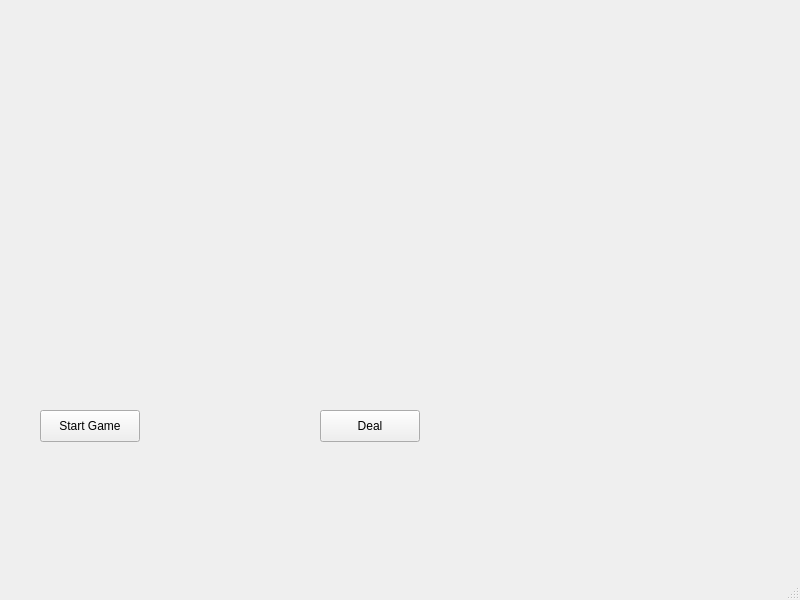
Above: mainwindow.ui from edete/BlackJack before the change. Below: the same form after it.
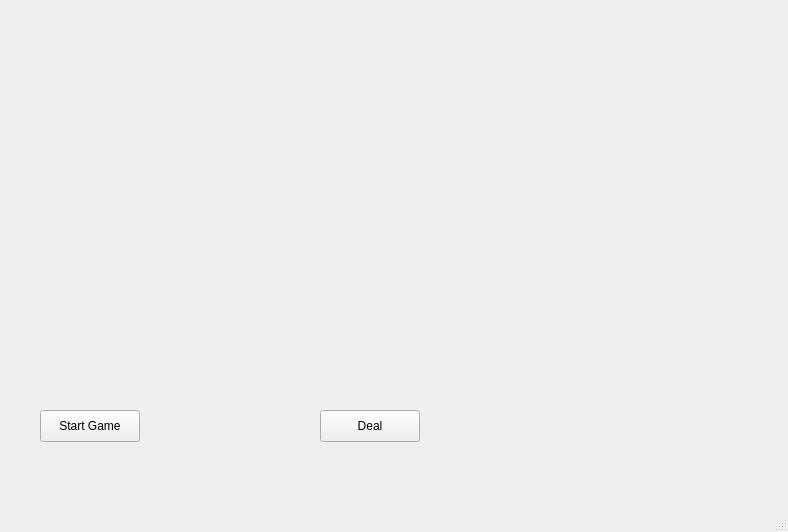
That is the form after the change. Icons and pictures are not drawn.

The edit to the form file:
```diff
--- a/mainwindow.ui
+++ b/mainwindow.ui
@@ -6,8 +6,8 @@
    <rect>
     <x>0</x>
     <y>0</y>
-    <width>800</width>
-    <height>600</height>
+    <width>788</width>
+    <height>532</height>
    </rect>
   </property>
   <property name="windowTitle">
@@ -30,9 +30,9 @@
    <widget class="QLabel" name="label">
     <property name="geometry">
      <rect>
-      <x>270</x>
-      <y>60</y>
-      <width>201</width>
+      <x>290</x>
+      <y>150</y>
+      <width>161</width>
       <height>231</height>
      </rect>
     </property>
```
Left out of the diff: 2 changed lines with no effect on the pictures.
